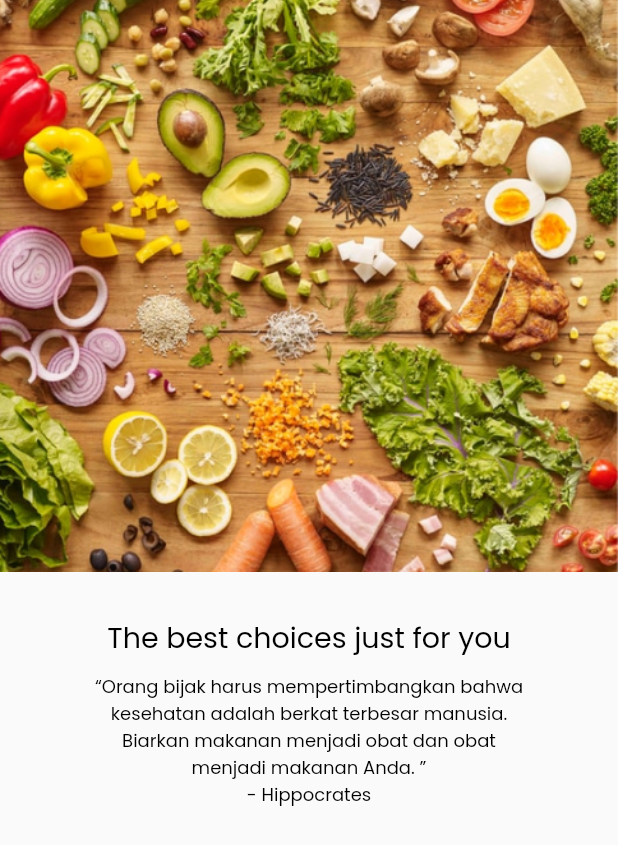
After one commit to schmiedharfa28/GroceryShop-Flutter, a Flutter app: the FirstPage screen opened directly, on a phone screen of 412 x 824 dp. The commit adds this screen. Shown: the top 845 px of the screen. Run offline on Flutter 3.47's test engine with Material 2 defaults, Android fonts, the light colour scheme and no system bars; our stand-ins replace carousel_slider, flutter_rating_bar, introduction_screen; missing offline and left inert: favorite_button.

Commit message:
yes this is first commit

```diff
--- /dev/null
+++ b/lib/boardingscreen/first_page.dart
@@ -0,0 +1,65 @@
+import 'package:flutter/material.dart';
+import 'package:flutter_jago_coding_lat/boardingscreen/second_page.dart';
+
+class FirstPage extends StatefulWidget {
+  @override
+  _FirstPageState createState() => _FirstPageState();
+}
+
+class _FirstPageState extends State<FirstPage> {
+  @override
+  Widget build(BuildContext context) {
+    return Scaffold(
+      body: Column(
+        children: [
+          InkWell(
+            child: Image.asset(
+              'assets/icons/boardone.png',
+              fit: BoxFit.cover,
+              width: 420,
+              height: 381,
+            ),
+            onTap: () {
+              Navigator.push(context,
+                  MaterialPageRoute(builder: (context) => SecondPage()));
+            },
+          ),
+          SizedBox(
+            height: 30,
+          ),
+          Center(
+            child: Text(
+              "The best choices just for you",
+              style: TextStyle(
+                  fontSize: 19,
+                  color: Colors.black,
+                  fontWeight: FontWeight.w500),
+            ),
+          ),
+          SizedBox(
+            height: 10,
+          ),
+          // Center(
+          //   child: Text(
+          //     "“Orang bijak harus mempertimbangkan bahwa\nkesehatan adalah berkat terbesar manusia.\nBiarkan makanan menjadi obat dan obat\nmenjadi makanan Anda. ”\n- Hippocrates",
+          //     style: TextStyle(
+          //         fontSize: 12, color: Colors.black, fontWeight: FontWeight.w400),
+          //   ),
+          // ),
+          Align(
+            alignment: Alignment.bottomCenter,
+            child: Text(
+              '“Orang bijak harus mempertimbangkan bahwa\nkesehatan adalah berkat terbesar manusia.\nBiarkan makanan menjadi obat dan obat\nmenjadi makanan Anda. ”\n- Hippocrates',
+              maxLines: 5,
+              textAlign: TextAlign.center,
+              style: TextStyle(
+                  color: Colors.black,
+                  fontSize: 12,
+                  fontWeight: FontWeight.w400),
+            ),
+          )
+        ],
+      ),
+    );
+  }
+}
--- a/lib/splashscreen.dart
+++ b/lib/splashscreen.dart
@@ -41,7 +41,7 @@ class _SplashscreenState extends State<Splashscreen> {
                 "Fruge",
                 style: TextStyle(
                     fontSize: 20,
-
+                    fontFamily: 'Poppins',
                     fontWeight: FontWeight.bold),
               )
             ],
```
Also changed, not shown: lib/boardingscreen/second_page.dart (added, +67 -0 lines), lib/boardingscreen/third_page.dart (added, +88 -0 lines).
